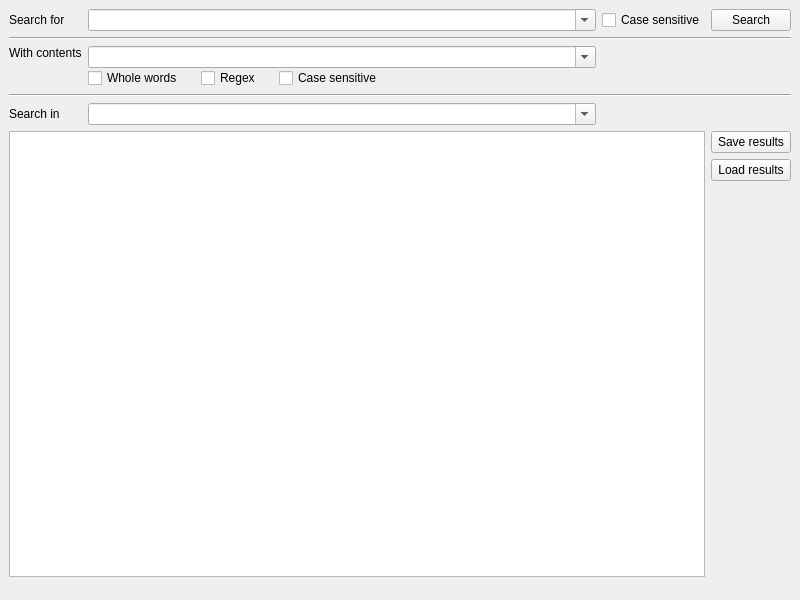
This is qt-app/src/filessearchdialog/cfilessearchwindow.ui in VioletGiraffe/file-commander as Qt 5 draws it before an edit. The edited form follows.
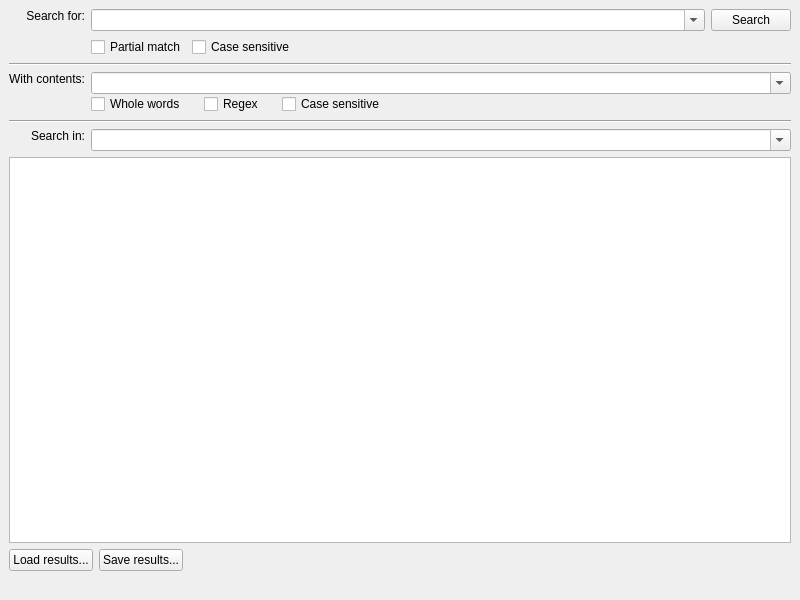
This is the edited form. Custom widgets are drawn as their Qt base class.

Commit message: Search window: better UI layout

The edit to the form file:
```diff
--- a/qt-app/src/filessearchdialog/cfilessearchwindow.ui
+++ b/qt-app/src/filessearchdialog/cfilessearchwindow.ui
@@ -14,60 +14,116 @@
    <string>File search</string>
   </property>
   <widget class="QWidget" name="centralwidget">
-   <layout class="QVBoxLayout" name="verticalLayout_4">
-    <property name="bottomMargin">
-     <number>3</number>
-    </property>
-    <item>
-     <layout class="QGridLayout" name="gridLayout" rowstretch="0,0,0,0,0,0" columnstretch="0,1,0,0">
-      <item row="5" column="3">
-       <layout class="QVBoxLayout" name="verticalLayout_3">
-        <property name="spacing">
-         <number>6</number>
-        </property>
-        <item>
-         <widget class="QPushButton" name="btnSaveResults">
-          <property name="text">
-           <string>Save results</string>
-          </property>
-         </widget>
-        </item>
-        <item>
-         <widget class="QPushButton" name="btnLoadResults">
-          <property name="text">
-           <string>Load results</string>
-          </property>
-         </widget>
-        </item>
-        <item>
-         <spacer name="verticalSpacer_2">
-          <property name="orientation">
-           <enum>Qt::Orientation::Vertical</enum>
-          </property>
-          <property name="sizeHint" stdset="0">
-           <size>
-            <width>20</width>
-            <height>0</height>
-           </size>
-          </property>
-         </spacer>
-        </item>
-       </layout>
-      </item>
-      <item row="2" column="0">
-       <widget class="QLabel" name="label_2">
-        <property name="text">
-         <string>With contents</string>
-        </property>
-        <property name="alignment">
-         <set>Qt::AlignmentFlag::AlignLeading|Qt::AlignmentFlag::AlignLeft|Qt::AlignmentFlag::AlignTop</set>
-        </property>
-       </widget>
-      </item>
+   <layout class="QGridLayout" name="gridLayout_2">
       <item row="0" column="0">
        <widget class="QLabel" name="label">
         <property name="text">
-         <string>Search for</string>
+       <string>Search for:</string>
+      </property>
+      <property name="alignment">
+       <set>Qt::AlignmentFlag::AlignRight|Qt::AlignmentFlag::AlignTop|Qt::AlignmentFlag::AlignTrailing</set>
+      </property>
+     </widget>
+    </item>
+    <item row="0" column="1">
+     <layout class="QGridLayout" name="gridLayout" columnstretch="0,0,1,0">
+      <item row="0" column="0" colspan="3">
+       <widget class="CHistoryComboBox" name="nameToFind">
+        <property name="editable">
+         <bool>true</bool>
+        </property>
+       </widget>
+      </item>
+      <item row="0" column="3">
+       <widget class="QPushButton" name="btnSearch">
+        <property name="focusPolicy">
+         <enum>Qt::FocusPolicy::ClickFocus</enum>
+        </property>
+        <property name="text">
+         <string>Search</string>
+        </property>
+       </widget>
+      </item>
+      <item row="1" column="0">
+       <widget class="QCheckBox" name="cbNamePartialMatch">
+        <property name="sizePolicy">
+         <sizepolicy hsizetype="Minimum" vsizetype="Preferred">
+          <horstretch>0</horstretch>
+          <verstretch>0</verstretch>
+         </sizepolicy>
+        </property>
+        <property name="baseSize">
+         <size>
+          <width>20</width>
+          <height>20</height>
+         </size>
+        </property>
+        <property name="text">
+         <string>Partial match</string>
+        </property>
+       </widget>
+      </item>
+      <item row="1" column="1">
+       <widget class="QCheckBox" name="cbNameCaseSensitive">
+        <property name="sizePolicy">
+         <sizepolicy hsizetype="Minimum" vsizetype="Preferred">
+          <horstretch>0</horstretch>
+          <verstretch>0</verstretch>
+         </sizepolicy>
+        </property>
+        <property name="baseSize">
+         <size>
+          <width>20</width>
+          <height>20</height>
+         </size>
+        </property>
+        <property name="text">
+         <string>Case sensitive</string>
+        </property>
+       </widget>
+      </item>
+      <item row="1" column="2">
+       <spacer name="horizontalSpacer_4">
+        <property name="orientation">
+         <enum>Qt::Orientation::Horizontal</enum>
+        </property>
+        <property name="sizeHint" stdset="0">
+         <size>
+          <width>68</width>
+          <height>18</height>
+         </size>
+        </property>
+       </spacer>
+      </item>
+      <item row="1" column="3">
+       <spacer name="horizontalSpacer_2">
+        <property name="orientation">
+         <enum>Qt::Orientation::Horizontal</enum>
+        </property>
+        <property name="sizeHint" stdset="0">
+         <size>
+          <width>68</width>
+          <height>18</height>
+         </size>
+        </property>
+       </spacer>
+      </item>
+     </layout>
+    </item>
+    <item row="1" column="0" colspan="2">
+     <widget class="Line" name="line_2">
+      <property name="orientation">
+       <enum>Qt::Orientation::Horizontal</enum>
+      </property>
+     </widget>
+    </item>
+    <item row="2" column="0">
+     <widget class="QLabel" name="label_2">
+      <property name="text">
+       <string>With contents:</string>
+      </property>
+      <property name="alignment">
+       <set>Qt::AlignmentFlag::AlignRight|Qt::AlignmentFlag::AlignTop|Qt::AlignmentFlag::AlignTrailing</set>
         </property>
        </widget>
       </item>
@@ -129,70 +185,23 @@
         </item>
        </layout>
       </item>
+    <item row="3" column="0" colspan="2">
+     <widget class="Line" name="line">
+      <property name="orientation">
+       <enum>Qt::Orientation::Horizontal</enum>
+      </property>
+     </widget>
+    </item>
       <item row="4" column="0">
        <widget class="QLabel" name="label_3">
         <property name="text">
-         <string>Search in</string>
-        </property>
-       </widget>
-      </item>
-      <item row="0" column="2">
-       <widget class="QCheckBox" name="cbNameCaseSensitive">
-        <property name="sizePolicy">
-         <sizepolicy hsizetype="Minimum" vsizetype="Preferred">
-          <horstretch>0</horstretch>
-          <verstretch>0</verstretch>
-         </sizepolicy>
-        </property>
-        <property name="baseSize">
-         <size>
-          <width>20</width>
-          <height>20</height>
-         </size>
-        </property>
-        <property name="text">
-         <string>Case sensitive</string>
-        </property>
-       </widget>
-      </item>
-      <item row="0" column="1">
-       <widget class="CHistoryComboBox" name="nameToFind">
-        <property name="editable">
-         <bool>true</bool>
-        </property>
-       </widget>
-      </item>
-      <item row="5" column="0" colspan="3">
-       <widget class="QListWidget" name="resultsList">
-        <property name="uniformItemSizes">
-         <bool>true</bool>
-        </property>
-       </widget>
-      </item>
-      <item row="0" column="3">
-       <widget class="QPushButton" name="btnSearch">
-        <property name="focusPolicy">
-         <enum>Qt::FocusPolicy::ClickFocus</enum>
-        </property>
-        <property name="text">
-         <string>Search</string>
-        </property>
-       </widget>
-      </item>
-      <item row="3" column="0" colspan="4">
-       <widget class="Line" name="line">
-        <property name="orientation">
-         <enum>Qt::Orientation::Horizontal</enum>
-        </property>
-       </widget>
-      </item>
-      <item row="2" column="2">
-       <layout class="QVBoxLayout" name="verticalLayout">
-        <property name="spacing">
-         <number>0</number>
-        </property>
-       </layout>
-      </item>
+       <string>Search in:</string>
+      </property>
+      <property name="alignment">
+       <set>Qt::AlignmentFlag::AlignRight|Qt::AlignmentFlag::AlignTop|Qt::AlignmentFlag::AlignTrailing</set>
+      </property>
+     </widget>
+    </item>
       <item row="4" column="1">
        <widget class="CHistoryComboBox" name="searchRoot">
         <property name="editable">
@@ -200,16 +209,48 @@
         </property>
        </widget>
       </item>
-      <item row="1" column="0" colspan="4">
-       <widget class="Line" name="line_2">
+    <item row="5" column="0" colspan="2">
+     <widget class="QListWidget" name="resultsList">
+      <property name="uniformItemSizes">
+       <bool>true</bool>
+      </property>
+     </widget>
+    </item>
+    <item row="6" column="0" colspan="2">
+     <layout class="QHBoxLayout" name="horizontalLayout">
+      <property name="spacing">
+       <number>6</number>
+      </property>
+      <item>
+       <widget class="QPushButton" name="btnLoadResults">
+        <property name="text">
+         <string>Load results...</string>
+        </property>
+       </widget>
+      </item>
+      <item>
+       <widget class="QPushButton" name="btnSaveResults">
+        <property name="text">
+         <string>Save results...</string>
+        </property>
+       </widget>
+      </item>
+      <item>
+       <spacer name="horizontalSpacer_3">
         <property name="orientation">
          <enum>Qt::Orientation::Horizontal</enum>
         </property>
-       </widget>
+        <property name="sizeHint" stdset="0">
+         <size>
+          <width>40</width>
+          <height>20</height>
+         </size>
+        </property>
+       </spacer>
       </item>
      </layout>
     </item>
-    <item>
+    <item row="7" column="0">
      <widget class="QLabel" name="progressLabel">
       <property name="text">
        <string notr="true"/>
```
Lines whose indentation alone changed are shown as unchanged.
